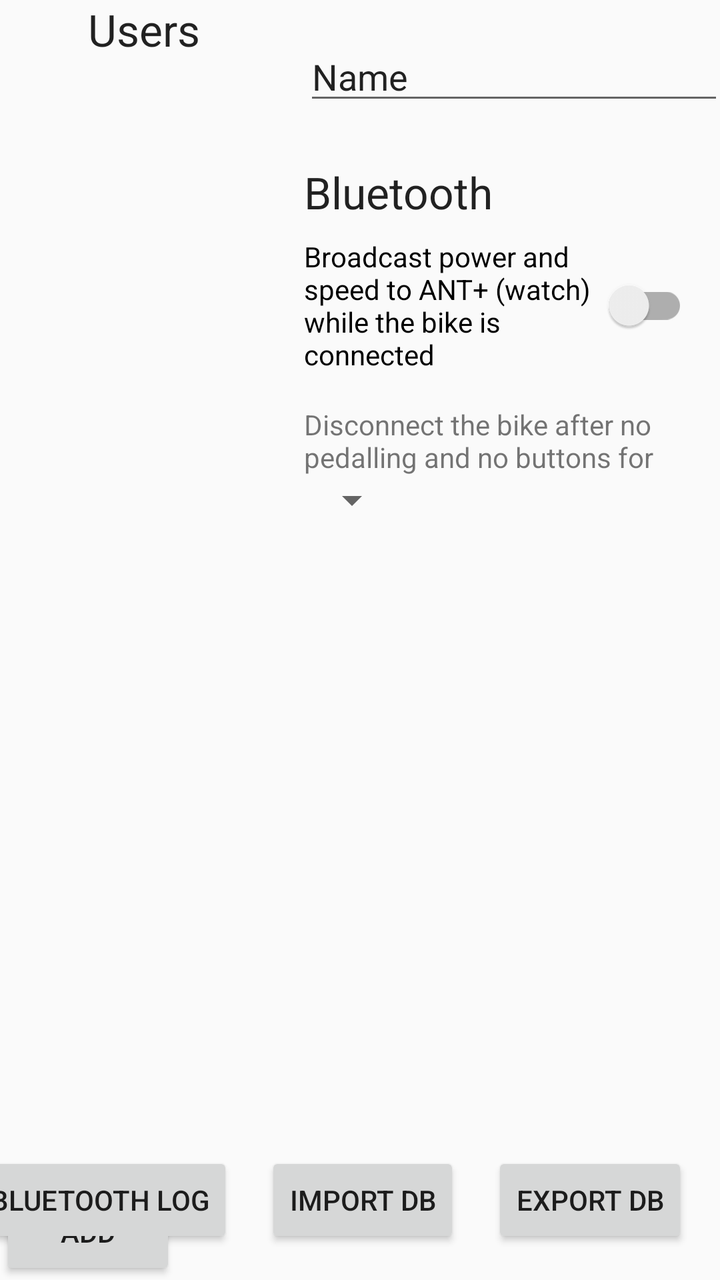
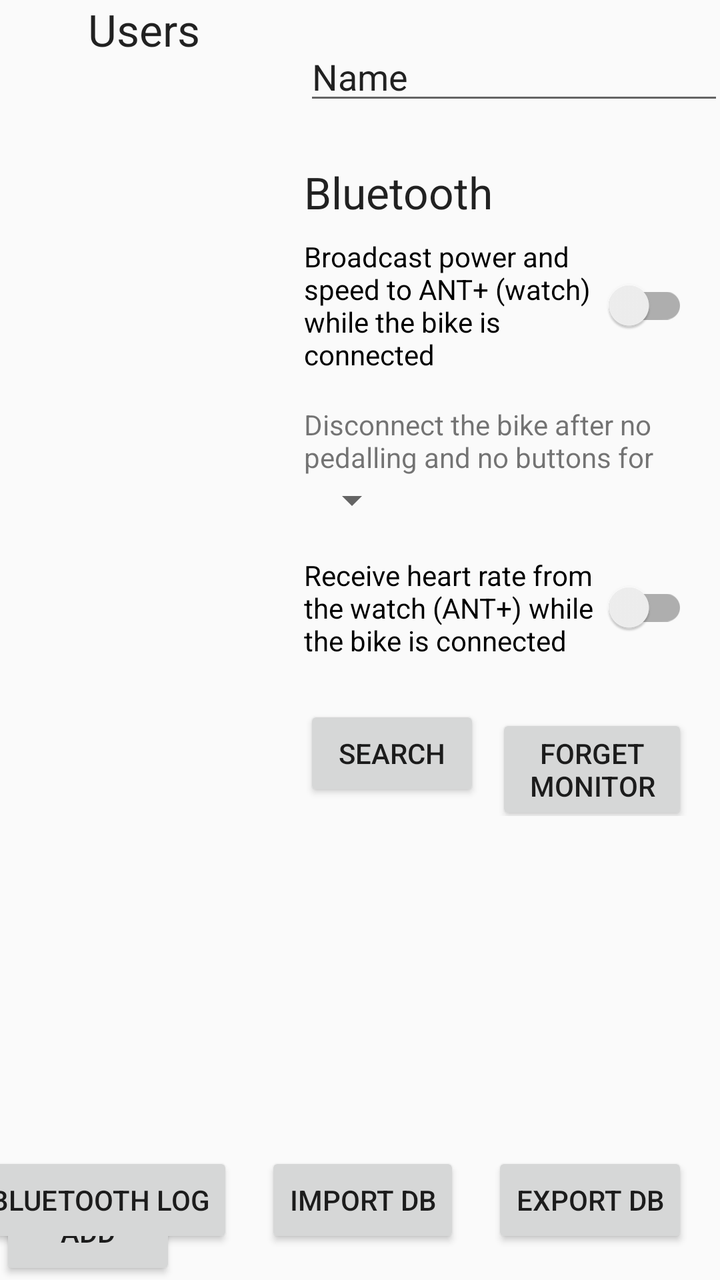

Before-and-after screenshots of an Android layout around one commit, followed by the original layout XML and the change that was made.
<!-- AndroidManifest.xml: application theme AppTheme -->
<!-- res/layout/fragment_settings.xml -->
<?xml version="1.0" encoding="utf-8"?>
<androidx.constraintlayout.widget.ConstraintLayout xmlns:android="http://schemas.android.com/apk/res/android"
    xmlns:app="http://schemas.android.com/apk/res-auto"
    xmlns:tools="http://schemas.android.com/tools"
    android:layout_width="match_parent"
    android:layout_height="match_parent">

    <androidx.constraintlayout.widget.Guideline
        android:id="@+id/guideline"
        android:layout_width="wrap_content"
        android:layout_height="wrap_content"
        android:orientation="vertical"
        app:layout_constraintGuide_percent="0.4" />

    <TextView
        android:id="@+id/textView14"
        android:layout_width="wrap_content"
        android:layout_height="wrap_content"
        android:text="@string/users"
        android:textAppearance="@style/TextAppearance.AppCompat.Large"
        app:layout_constraintEnd_toStartOf="@+id/guideline"
        app:layout_constraintStart_toStartOf="parent"
        app:layout_constraintTop_toTopOf="parent" />

    <androidx.recyclerview.widget.RecyclerView
        android:id="@+id/usersSettingsRV"
        android:layout_width="0dp"
        android:layout_height="0dp"
        app:layout_constraintBottom_toTopOf="@+id/addUserBtn"
        app:layout_constraintEnd_toStartOf="@+id/guideline"
        app:layout_constraintStart_toStartOf="parent"
        app:layout_constraintTop_toBottomOf="@+id/textView14">

    </androidx.recyclerview.widget.RecyclerView>

    <Button
        android:id="@+id/addUserBtn"
        android:layout_width="wrap_content"
        android:layout_height="wrap_content"
        android:text="ADD"
        app:layout_constraintBottom_toBottomOf="parent"
        app:layout_constraintStart_toStartOf="parent" />

    <EditText
        android:id="@+id/UsernameSettingEditText"
        android:layout_width="wrap_content"
        android:layout_height="wrap_content"
        android:layout_marginStart="8dp"
        android:layout_marginTop="16dp"
        android:ems="10"
        android:inputType="textPersonName"
        android:text="Name"
        app:layout_constraintStart_toStartOf="@+id/guideline"
        app:layout_constraintTop_toTopOf="parent" />

    <LinearLayout
        android:id="@+id/btSettingsLayout"
        android:layout_width="0dp"
        android:layout_height="wrap_content"
        android:layout_marginStart="8dp"
        android:layout_marginTop="24dp"
        android:layout_marginEnd="16dp"
        android:orientation="vertical"
        app:layout_constraintEnd_toEndOf="parent"
        app:layout_constraintStart_toStartOf="@+id/guideline"
        app:layout_constraintTop_toBottomOf="@+id/UsernameSettingEditText">

        <TextView
            android:layout_width="wrap_content"
            android:layout_height="wrap_content"
            android:text="Bluetooth"
            android:textAppearance="@style/TextAppearance.AppCompat.Large" />

        <androidx.appcompat.widget.SwitchCompat
            android:id="@+id/antBroadcastSwitch"
            android:layout_width="match_parent"
            android:layout_height="wrap_content"
            android:layout_marginTop="8dp"
            android:text="Broadcast power and speed to ANT+ (watch) while the bike is connected" />

        <TextView
            android:layout_width="wrap_content"
            android:layout_height="wrap_content"
            android:layout_marginTop="16dp"
            android:text="Disconnect the bike after no pedalling and no buttons for" />

        <Spinner
            android:id="@+id/idleDisconnectSpinner"
            android:layout_width="wrap_content"
            android:layout_height="wrap_content" />
    </LinearLayout>

    <Button
        android:id="@+id/exportDbBtn"
        android:layout_width="wrap_content"
        android:layout_height="wrap_content"
        android:layout_marginEnd="16dp"
        android:layout_marginBottom="16dp"
        android:text="@string/export_db"
        app:layout_constraintBottom_toBottomOf="parent"
        app:layout_constraintEnd_toEndOf="parent" />

    <Button
        android:id="@+id/importDbBtn"
        android:layout_width="wrap_content"
        android:layout_height="wrap_content"
        android:layout_marginEnd="16dp"
        android:layout_marginBottom="16dp"
        android:text="@string/import_db"
        app:layout_constraintBottom_toBottomOf="parent"
        app:layout_constraintEnd_toStartOf="@+id/exportDbBtn" />

    <Button
        android:id="@+id/btLogBtn"
        android:layout_width="wrap_content"
        android:layout_height="wrap_content"
        android:layout_marginEnd="16dp"
        android:layout_marginBottom="16dp"
        android:text="Bluetooth log"
        app:layout_constraintBottom_toBottomOf="parent"
        app:layout_constraintEnd_toStartOf="@+id/importDbBtn" />

</androidx.constraintlayout.widget.ConstraintLayout>
<!-- resources referenced by this layout -->
<resources>
  <string name="export_db">export DB</string>
  <string name="import_db">import DB</string>
  <string name="users">Users</string>
  <style name="AppTheme" parent="Theme.AppCompat.Light.DarkActionBar">
          
          <item name="colorPrimary">@color/colorPrimary</item>
          <item name="colorPrimaryDark">@color/colorPrimaryDark</item>
          <item name="colorAccent">@color/colorAccent</item>
      </style>
  <color name="colorPrimary">#008577</color>
  <color name="colorPrimaryDark">#00574B</color>
  <color name="colorAccent">#D81B60</color>
</resources>

<!-- the commit's change to res/layout/fragment_settings.xml (unified diff, before → after) -->
@@ -88,6 +88,39 @@
             android:id="@+id/idleDisconnectSpinner"
             android:layout_width="wrap_content"
             android:layout_height="wrap_content" />
+
+        <androidx.appcompat.widget.SwitchCompat
+            android:id="@+id/hrReceiveSwitch"
+            android:layout_width="match_parent"
+            android:layout_height="wrap_content"
+            android:layout_marginTop="16dp"
+            android:text="Receive heart rate from the watch (ANT+) while the bike is connected" />
+
+        <TextView
+            android:id="@+id/hrStatusText"
+            android:layout_width="match_parent"
+            android:layout_height="wrap_content"
+            android:layout_marginTop="4dp"
+            android:textColor="?android:attr/textColorSecondary" />
+
+        <LinearLayout
+            android:layout_width="match_parent"
+            android:layout_height="wrap_content"
+            android:orientation="horizontal">
+
+            <Button
+                android:id="@+id/hrSearchBtn"
+                android:layout_width="wrap_content"
+                android:layout_height="wrap_content"
+                android:text="Search" />
+
+            <Button
+                android:id="@+id/hrForgetBtn"
+                android:layout_width="wrap_content"
+                android:layout_height="wrap_content"
+                android:layout_marginStart="8dp"
+                android:text="Forget monitor" />
+        </LinearLayout>
     </LinearLayout>
 
     <Button
